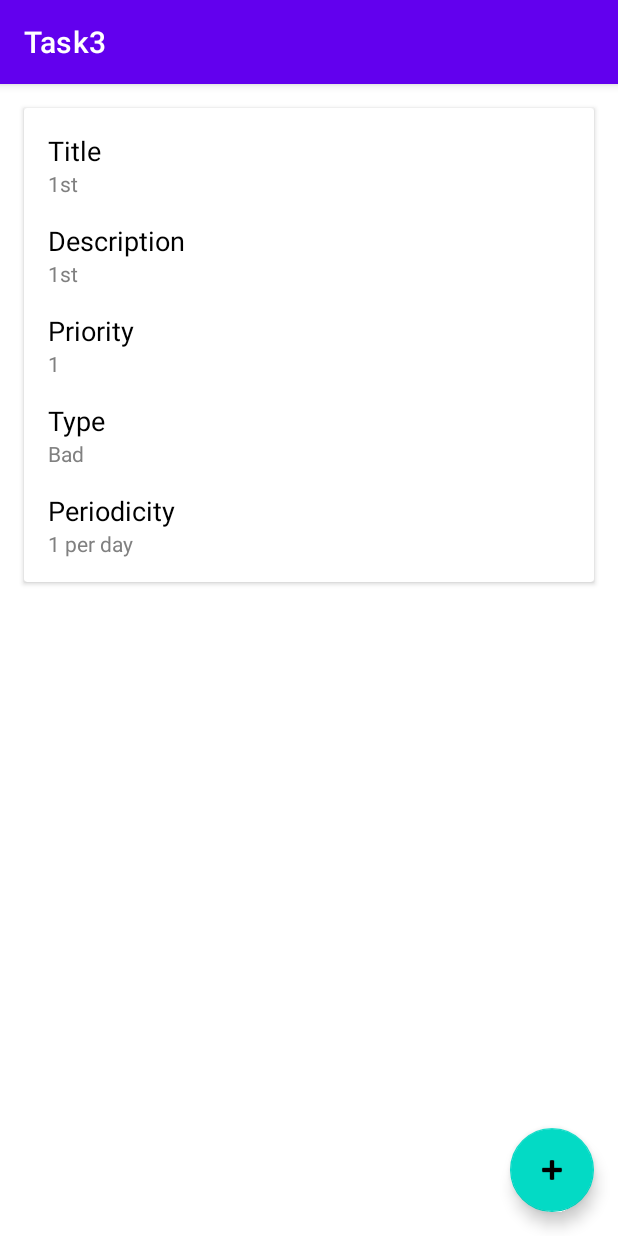
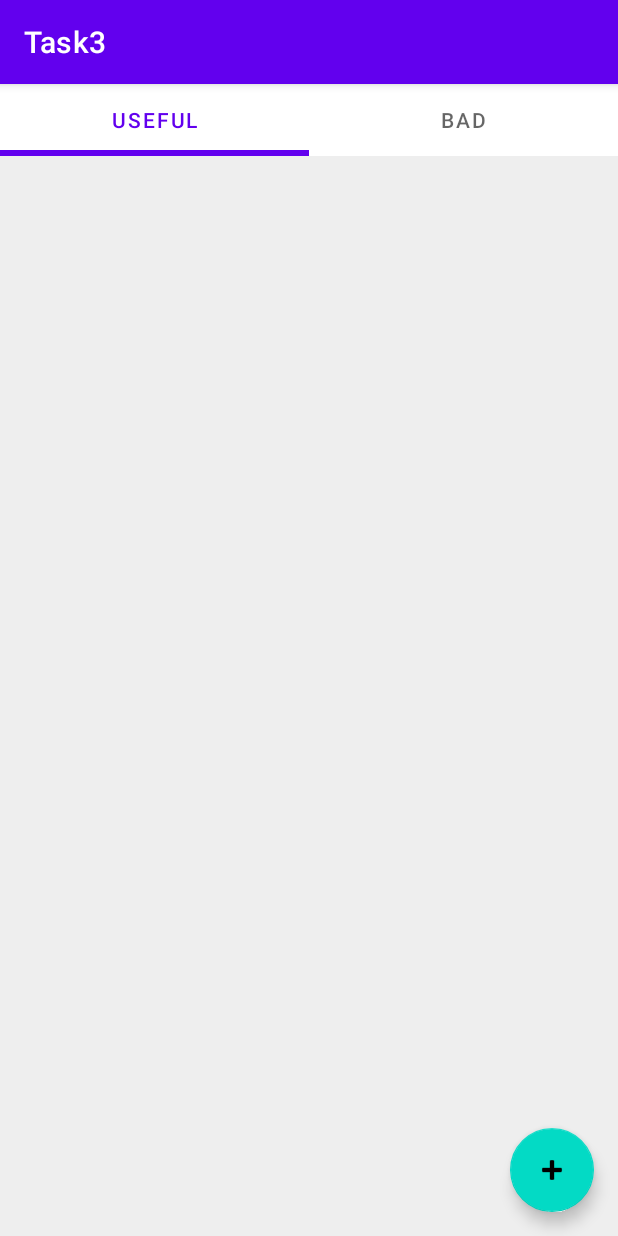
Before and after one commit to Ashuxtoff/HabitTrackerDoubleTapCourseAndroid, an Android app: the screen it shows after launch (MainActivity), on a phone screen of 412 x 824 dp. Run offline under Robolectric (Android 15) with nearby library versions, the phone set to English and light mode, and no system bars.

Commit message:
Сделал вкладки

```diff
--- a/app/build.gradle
+++ b/app/build.gradle
@@ -21,9 +21,9 @@ android {
 
         testInstrumentationRunner "androidx.test.runner.AndroidJUnitRunner"
 
-        buildFeatures {
-            viewBinding true
-        }
+//        buildFeatures {
+//            viewBinding true
+//        }
     }
 
     buildTypes {
--- a/app/src/main/java/com/example/task4/FormResultCallback.kt
+++ b/app/src/main/java/com/example/task4/FormResultCallback.kt
@@ -1,7 +1,8 @@
 package com.example.task4
 
 import com.example.task3.objects.Habit
+import com.example.task4.fragments.FormFragment
 
 interface FormResultCallback {
-    fun processForm(resultHabit : Habit?, habitId : String?)
+    fun processForm(fragment : FormFragment, resultHabit : Habit?, habitId : String?)
 }
--- a/app/src/main/java/com/example/task4/MainActivity.kt
+++ b/app/src/main/java/com/example/task4/MainActivity.kt
@@ -2,11 +2,17 @@ package com.example.task4
 
 import androidx.appcompat.app.AppCompatActivity
 import android.os.Bundle
+import androidx.viewpager2.widget.ViewPager2
 import com.example.task3.objects.Habit
 import com.example.task3.objects.HabitType
 import com.example.task3.objects.TimeIntervalType
+import com.example.task4.fragments.BaseHabitListFragment
 import com.example.task4.fragments.FormFragment
 import com.example.task4.fragments.HabitsListFragment
+import com.example.task4.viewPager2Entities.HabitsListViewPagerAdapter
+import com.google.android.material.tabs.TabLayout
+import com.google.android.material.tabs.TabLayoutMediator
+import kotlinx.android.synthetic.main.activity_main.*
 
 class MainActivity :
     AppCompatActivity(),
@@ -20,30 +26,56 @@ class MainActivity :
     }
 
     private var habits : MutableList<Habit> = mutableListOf()
+//    private lateinit var viewPagerViewPagerAdapter : HabitsListViewPagerAdapter
+//    private lateinit var habitsListViewPager : ViewPager2
+//    private lateinit var listsTabLayout: TabLayout
+//    private lateinit var tabsMediator: TabLayoutMediator
+
 
     override fun onCreate(savedInstanceState: Bundle?) {
         super.onCreate(savedInstanceState)
         setContentView(R.layout.activity_main)
 
+//        viewPagerViewPagerAdapter = HabitsListViewPagerAdapter(this, habits)
+//        habitsListViewPager = viewPager
+//        habitsListViewPager.adapter = viewPagerViewPagerAdapter
+//
+//        listsTabLayout = tabLayout
+//        tabsMediator = TabLayoutMediator(listsTabLayout, habitsListViewPager) { tab, position ->
+//            tab.text = when (position) {
+//                0 -> getString(R.string.usefulHabitKey)
+//                1 -> getString(R.string.badHabitKey)
+//                else -> getString(R.string.errorText)
+//            }
+//        }
+//
+//        tabsMediator.attach()
+
+
         habits.add(
-            Habit("1st", "1st", 1, HabitType.USEFUL, 1, TimeIntervalType.DAYS)
+            Habit("1st", "1st", 1, HabitType.BAD, 1, TimeIntervalType.DAYS)
         )
 
         supportFragmentManager
             .beginTransaction()
-            .add(R.id.fragmentPlaceholder, HabitsListFragment.newInstance(habits))
+            .add(R.id.fragmentPlaceholder, BaseHabitListFragment.newInstance(habits))
                 //.replace(R.id.fragmentPlaceholder, HabitsListFragment.newInstance(habits.filter { it.type == HabitType.USEFUL }))
             .commit()
     }
 
     override fun openForm(habitForEditing: Habit?) {
+
+//        habitsListViewPager.isUserInputEnabled = false
+//        habitsListViewPager.adapter = null
+
+
         supportFragmentManager
             .beginTransaction()
             .replace(R.id.fragmentPlaceholder, FormFragment.newInstance(habitForEditing))
             .commit()
     }
 
-    override fun processForm(resultHabit : Habit?, habitId: String?) {
+    override fun processForm(fragment : FormFragment, resultHabit : Habit?, habitId: String?) {
         val title = resultHabit?.title ?: "untitled"
         val description = resultHabit?.description ?: ""
         val priority = resultHabit?.priority ?: -1
@@ -65,8 +97,12 @@ class MainActivity :
 
         supportFragmentManager
             .beginTransaction()
-            .replace(R.id.fragmentPlaceholder, HabitsListFragment.newInstance(habits))
+            .add(R.id.fragmentPlaceholder, BaseHabitListFragment.newInstance(habits))
             .commit()
+
+//        habitsListViewPager.isUserInputEnabled = true
+//        habitsListViewPager.adapter = viewPagerViewPagerAdapter
+
 
 //        supportFragmentManager.popBackStack() почему-то не работает :(
     }
--- /dev/null
+++ b/app/src/main/java/com/example/task4/fragments/BaseHabitListFragment.kt
@@ -0,0 +1,68 @@
+package com.example.task4.fragments
+
+import android.os.Bundle
+import android.os.Parcelable
+import androidx.fragment.app.Fragment
+import android.view.LayoutInflater
+import android.view.View
+import android.view.ViewGroup
+import androidx.viewpager2.widget.ViewPager2
+import com.example.task3.objects.Habit
+import com.example.task4.R
+import com.example.task4.viewPager2Entities.HabitsListViewPagerAdapter
+import com.google.android.material.tabs.TabLayout
+import com.google.android.material.tabs.TabLayoutMediator
+import kotlinx.android.synthetic.main.fragment_base_habit_list.*
+import java.util.ArrayList
+
+
+class BaseHabitListFragment : Fragment() {
+    private lateinit var viewPagerViewPagerAdapter : HabitsListViewPagerAdapter
+    private lateinit var habitsListViewPager : ViewPager2
+    private lateinit var listsTabLayout: TabLayout
+    private lateinit var tabsMediator: TabLayoutMediator
+
+    private var habits : MutableList<Habit> = mutableListOf()
+
+    companion object {
+        private const val HABITS_LIST_ARGS = "habitsList"
+
+        fun newInstance(habitsForViewing : List<Habit>) : BaseHabitListFragment {
+            val fragment = BaseHabitListFragment()
+            val bundle = Bundle().apply {
+                putParcelableArrayList(
+                    HABITS_LIST_ARGS,
+                    habitsForViewing as ArrayList<out Parcelable>
+                )
+            }
+            fragment.arguments = bundle
+            return fragment
+        }
+    }
+
+    override fun onCreateView(
+        inflater: LayoutInflater, container: ViewGroup?, savedInstanceState: Bundle?): View? {
+        return inflater.inflate(R.layout.fragment_base_habit_list, container, false)
+    }
+
+    override fun onViewCreated(view: View, savedInstanceState: Bundle?) {
+        super.onViewCreated(view, savedInstanceState)
+
+        habits = arguments?.getParcelableArrayList<Habit>(HABITS_LIST_ARGS) as MutableList<Habit>
+
+        viewPagerViewPagerAdapter = HabitsListViewPagerAdapter(this.requireActivity(), habits)
+        habitsListViewPager = viewPager
+        habitsListViewPager.adapter = viewPagerViewPagerAdapter
+
+        listsTabLayout = tabLayout
+        TabLayoutMediator(listsTabLayout, habitsListViewPager) { tab, position ->
+            tab.text = when (position) {
+                0 -> getString(R.string.usefulHabitKey)
+                1 -> getString(R.string.badHabitKey)
+                else -> getString(R.string.errorText)
+            }
+        }.attach()
+
+    }
+
+}
--- a/app/src/main/java/com/example/task4/fragments/FormFragment.kt
+++ b/app/src/main/java/com/example/task4/fragments/FormFragment.kt
@@ -156,7 +156,7 @@ class FormFragment : Fragment(), TextWatcher {
                 )
             }
 
-            callback?.processForm(resultHabit, arguments?.getString(ID_ARG))
+            callback?.processForm(this, resultHabit, arguments?.getString(ID_ARG))
         }
     }
 
--- a/app/src/main/java/com/example/task4/fragments/HabitsListFragment.kt
+++ b/app/src/main/java/com/example/task4/fragments/HabitsListFragment.kt
@@ -7,11 +7,15 @@ import androidx.fragment.app.Fragment
 import android.view.LayoutInflater
 import android.view.View
 import android.view.ViewGroup
+import androidx.viewpager2.widget.ViewPager2
 import com.example.task3.HabitsListAdapter
 import com.example.task3.OnItemClickListener
 import com.example.task3.objects.Habit
 import com.example.task4.FormOpeningCallback
 import com.example.task4.R
+import com.example.task4.viewPager2Entities.HabitsListViewPagerAdapter
+import com.google.android.material.tabs.TabLayout
+import com.google.android.material.tabs.TabLayoutMediator
 import kotlinx.android.synthetic.main.fragment_habits_list.*
 import java.util.ArrayList
 
@@ -42,10 +46,6 @@ class HabitsListFragment : Fragment(), OnItemClickListener {
         callback = activity as FormOpeningCallback
     }
 
-    override fun onCreate(savedInstanceState: Bundle?) {
-        super.onCreate(savedInstanceState)
-    }
-
     override fun onCreateView(inflater: LayoutInflater, container: ViewGroup?, savedInstanceState: Bundle?): View? {
         return inflater.inflate(R.layout.fragment_habits_list, container, false)
     }
@@ -60,8 +60,8 @@ class HabitsListFragment : Fragment(), OnItemClickListener {
         addHabit.setOnClickListener {
             callback?.openForm(null)
         }
+
     }
-
 
     override fun onItemClicked(habit: Habit) {
         callback?.openForm(habit)
--- a/app/src/main/java/com/example/task4/objects/HabitType.kt
+++ b/app/src/main/java/com/example/task4/objects/HabitType.kt
@@ -3,8 +3,8 @@ package com.example.task3.objects
 import com.example.task4.R
 
 enum class HabitType(val resId : Int) {
-    BAD(R.string.usefulHabitKey),
-    USEFUL(R.string.badHabitKey);
+    USEFUL(R.string.usefulHabitKey),
+    BAD(R.string.badHabitKey);
 
     companion object {
         fun from(findValue: Int): HabitType {
--- /dev/null
+++ b/app/src/main/java/com/example/task4/viewPager2Entities/HabitsListViewPagerAdapter.kt
@@ -0,0 +1,41 @@
+package com.example.task4.viewPager2Entities
+
+import android.os.Bundle
+import android.os.Parcelable
+import androidx.fragment.app.Fragment
+import androidx.fragment.app.FragmentActivity
+import androidx.viewpager2.adapter.FragmentStateAdapter
+import com.example.task3.objects.Habit
+import com.example.task3.objects.HabitType
+import com.example.task4.fragments.HabitsListFragment
+
+private const val HABITS_LIST_ARGS = "habitsList"
+
+class HabitsListViewPagerAdapter(fragment : FragmentActivity, private val habits : MutableList<Habit>) : FragmentStateAdapter(fragment){
+
+    override fun getItemCount(): Int = 2
+
+    override fun createFragment(position: Int): Fragment {
+        val fragment = HabitsListFragment()
+
+        when (position) {
+            0 -> {
+                fragment.arguments = Bundle().apply {
+                    putParcelableArrayList(
+                        HABITS_LIST_ARGS,
+                        habits.filter { it.type == HabitType.USEFUL } as ArrayList<out Habit>)
+                }
+
+            }
+
+            1 -> {
+                fragment.arguments = Bundle().apply {
+                    putParcelableArrayList(
+                        HABITS_LIST_ARGS,
+                        habits.filter { it.type == HabitType.BAD } as ArrayList<out Habit>)
+                }
+            }
+        }
+        return fragment
+    }
+}
--- a/app/src/main/res/layout/activity_main.xml
+++ b/app/src/main/res/layout/activity_main.xml
@@ -1,5 +1,6 @@
 <?xml version="1.0" encoding="utf-8"?>
-<androidx.constraintlayout.widget.ConstraintLayout xmlns:android="http://schemas.android.com/apk/res/android"
+<androidx.constraintlayout.widget.ConstraintLayout
+    xmlns:android="http://schemas.android.com/apk/res/android"
     xmlns:app="http://schemas.android.com/apk/res-auto"
     xmlns:tools="http://schemas.android.com/tools"
     android:layout_width="match_parent"
@@ -9,8 +10,11 @@
     <FrameLayout
         android:id="@+id/fragmentPlaceholder"
         android:layout_width="match_parent"
-        android:layout_height="match_parent">
-
+        android:layout_height="match_parent"
+        app:layout_constraintBottom_toBottomOf="parent"
+        app:layout_constraintEnd_toEndOf="parent"
+        app:layout_constraintStart_toStartOf="parent"
+        app:layout_constraintTop_toTopOf="parent">
     </FrameLayout>
 
 </androidx.constraintlayout.widget.ConstraintLayout>
--- /dev/null
+++ b/app/src/main/res/layout/fragment_base_habit_list.xml
@@ -0,0 +1,41 @@
+<?xml version="1.0" encoding="utf-8"?>
+<androidx.constraintlayout.widget.ConstraintLayout
+    xmlns:android="http://schemas.android.com/apk/res/android"
+    xmlns:tools="http://schemas.android.com/tools"
+    xmlns:app="http://schemas.android.com/apk/res-auto"
+    android:layout_width="match_parent"
+    android:layout_height="match_parent"
+    android:orientation="vertical"
+    tools:context=".fragments.BaseHabitListFragment">
+
+    <com.google.android.material.tabs.TabLayout
+        android:id="@+id/tabLayout"
+        android:layout_width="match_parent"
+        android:layout_height="wrap_content"
+        app:tabIndicatorColor="@color/purple_500"
+        app:tabIndicatorHeight="4dp"
+        app:layout_constraintEnd_toEndOf="parent"
+        app:layout_constraintTop_toTopOf="parent"
+        app:layout_constraintStart_toStartOf="parent"/>
+
+    <androidx.viewpager2.widget.ViewPager2
+        android:id="@+id/viewPager"
+        android:layout_width="match_parent"
+        android:layout_height="0dp"
+        app:layout_constraintTop_toBottomOf="@id/tabLayout"
+        app:layout_constraintStart_toStartOf="parent"
+        app:layout_constraintEnd_toEndOf="parent"
+        app:layout_constraintBottom_toBottomOf="parent"/>
+
+    <FrameLayout
+        android:id="@+id/listFragmentPlaceholder"
+        android:layout_width="match_parent"
+        android:layout_height="0dp"
+        app:layout_constraintBottom_toBottomOf="parent"
+        app:layout_constraintEnd_toEndOf="parent"
+        app:layout_constraintStart_toStartOf="parent"
+        app:layout_constraintTop_toBottomOf="@id/tabLayout">
+
+    </FrameLayout>
+
+</androidx.constraintlayout.widget.ConstraintLayout>
--- a/app/src/main/res/layout/fragment_habits_list.xml
+++ b/app/src/main/res/layout/fragment_habits_list.xml
@@ -5,7 +5,9 @@
     xmlns:tools="http://schemas.android.com/tools"
     android:layout_width="match_parent"
     android:layout_height="match_parent"
-    tools:context=".fragments.HabitsListFragment">
+    tools:context=".fragments.HabitsListFragment"
+    android:background="#EEEEEE"
+    >
 
     <androidx.recyclerview.widget.RecyclerView
         android:id="@+id/habitsRecyclerView"
@@ -32,4 +34,6 @@
         app:layout_constraintVertical_bias="1.0"
         app:srcCompat="@android:drawable/ic_input_add" />
 
+
+
 </androidx.constraintlayout.widget.ConstraintLayout>
--- a/app/src/main/res/values/strings.xml
+++ b/app/src/main/res/values/strings.xml
@@ -33,6 +33,8 @@
 
     <string name="emptyRequiredFieldsToast">Please, fill all required fields</string>
 
+    <string name="errorText">ERROR TEXT FROM RESOURCES</string>
+
     <string-array name="timeIntervalTypes">
         <item>hour</item>
         <item>day</item>
```
Also changed, not shown: app/src/main/java/com/example/task4/objects/TimeIntervalType.kt (renamed from app/src/main/java/com/example/task4/objects/HabitIntervalType.kt).
